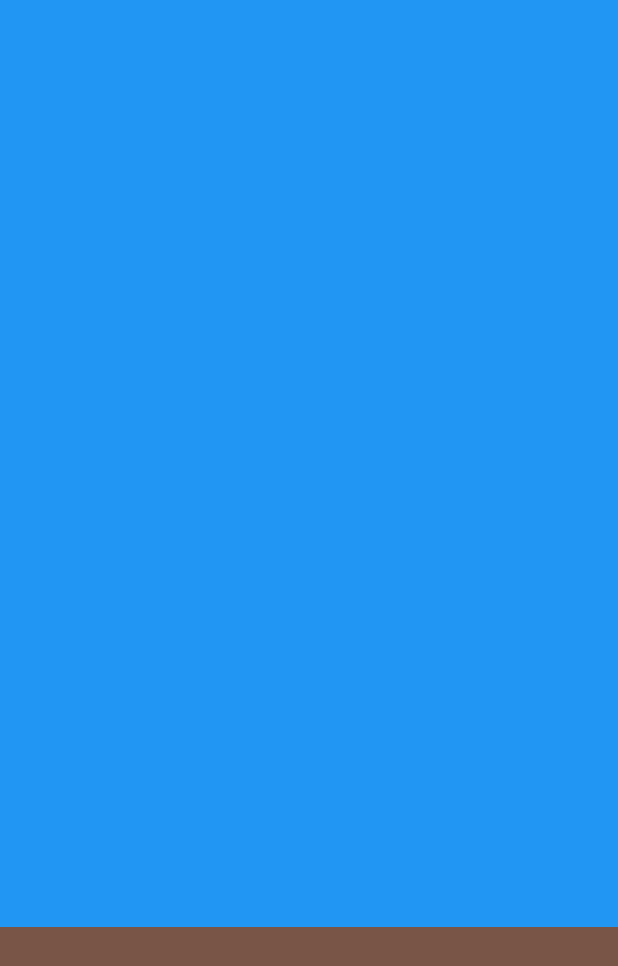
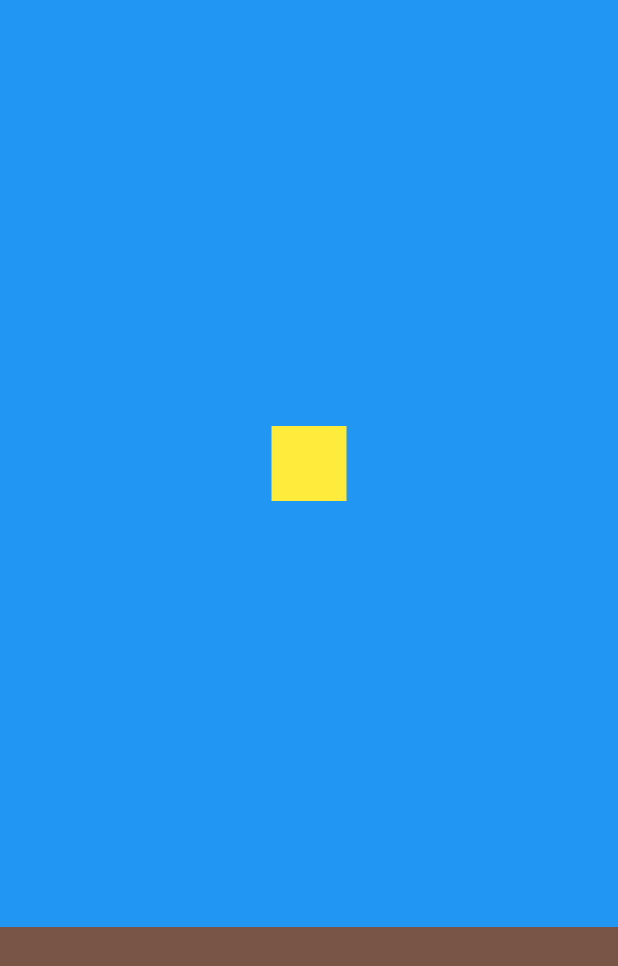
Before and after one commit to Yoochanhong/Flutter_Game, a Flutter app: the screen it shows after launch, on a phone screen of 412 x 824 dp. Shown: the top 966 px of the screen. Run offline on Flutter 3.47's test engine with Material 2 defaults, Android fonts, the phone set to English and light mode, and no system bars.

Commit message:
캐릭터 위치 조절

```diff
--- a/flappy_bird/lib/screen/my_home_page.dart
+++ b/flappy_bird/lib/screen/my_home_page.dart
@@ -1,7 +1,14 @@
 import 'package:flutter/material.dart';
 
-class MyHomePage extends StatelessWidget {
+class MyHomePage extends StatefulWidget {
   const MyHomePage({Key? key}) : super(key: key);
+
+  @override
+  State<MyHomePage> createState() => _MyHomePageState();
+}
+
+class _MyHomePageState extends State<MyHomePage> {
+  double birdY = 0;
 
   @override
   Widget build(BuildContext context) {
@@ -10,7 +17,23 @@ class MyHomePage extends StatelessWidget {
         children: [
           Expanded(
             flex: 3,
-            child: Container(color: Colors.blue),
+            child: Container(
+              color: Colors.blue,
+              child: Center(
+                child: Stack(
+                  children: [
+                    Container(
+                      alignment: Alignment(0, birdY),
+                      child: Container(
+                        width: 50,
+                        height: 50,
+                        color: Colors.yellow,
+                      ),
+                    )
+                  ],
+                ),
+              ),
+            ),
           ),
           Expanded(
             child: Container(color: Colors.brown),
```
